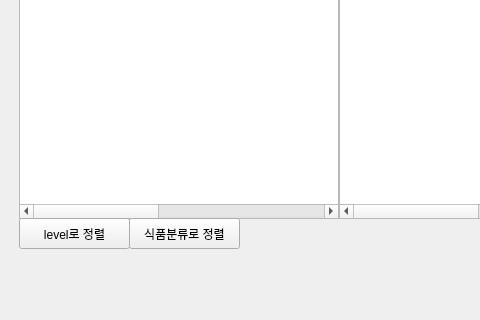
This is view/stackedwid1.ui in jipark721/kh_proj as Qt 5 draws it before an edit; both pictures show x 0 to 480 and y 411 to 731 of the 1342 by 731 pixel window. The edited form follows.
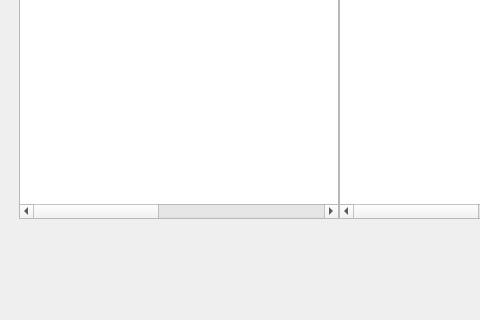
This is the edited form. The open tabs and pages were chosen to show the change.

```diff
--- a/view/stackedwid1.ui
+++ b/view/stackedwid1.ui
@@ -4525,32 +4525,6 @@
           </property>
          </column>
         </widget>
-        <widget class="QPushButton" name="btn_sort_by_ing_cat_10">
-         <property name="geometry">
-          <rect>
-           <x>120</x>
-           <y>580</y>
-           <width>111</width>
-           <height>31</height>
-          </rect>
-         </property>
-         <property name="text">
-          <string>식품분류로 정렬</string>
-         </property>
-        </widget>
-        <widget class="QPushButton" name="btn_sort_by_level_10">
-         <property name="geometry">
-          <rect>
-           <x>10</x>
-           <y>580</y>
-           <width>111</width>
-           <height>31</height>
-          </rect>
-         </property>
-         <property name="text">
-          <string>level로 정렬</string>
-         </property>
-        </widget>
        </widget>
        <widget class="QWidget" name="widget_11" native="true">
         <property name="geometry">
```
Left out of the diff: 2 changed lines with no effect on the pictures.
